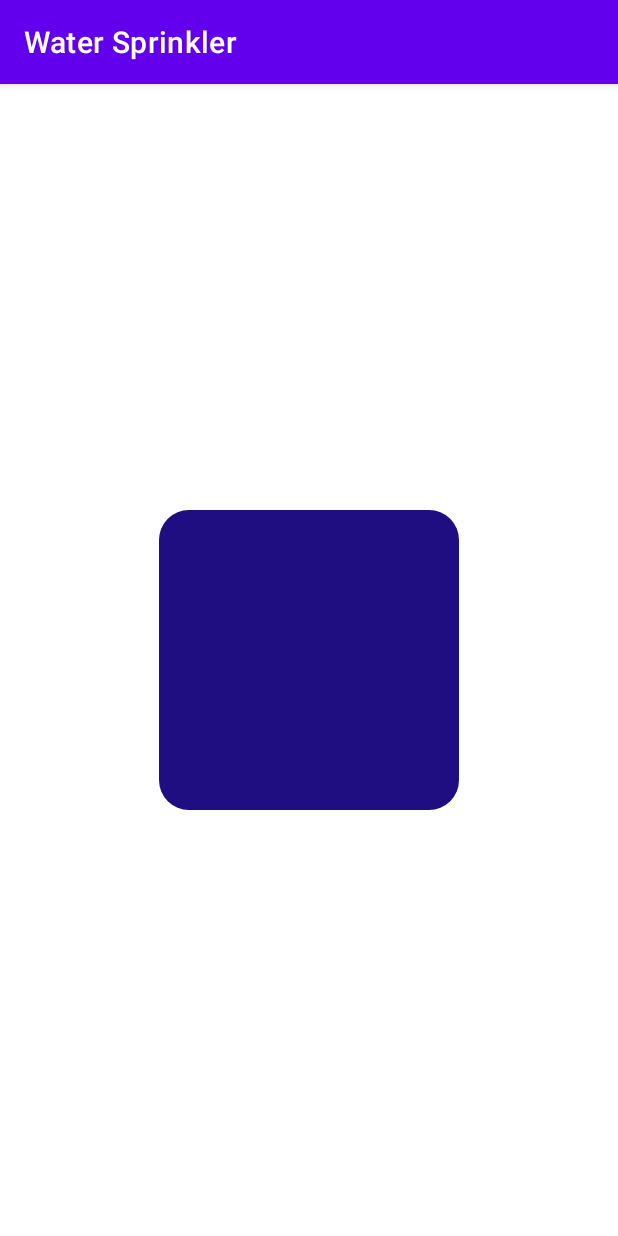
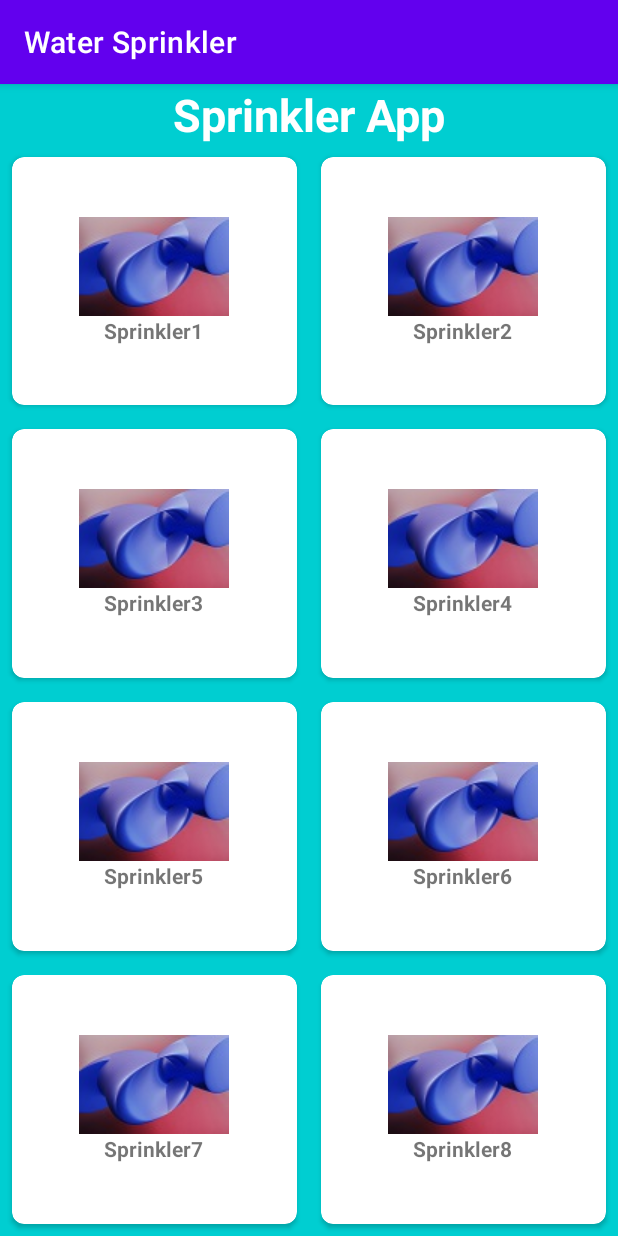
Before and after one commit to sourabhsrj/watersprinkler, an Android app: the screen it shows after launch (MainActivity before the commit, HomeActivity after it), on a phone screen of 412 x 824 dp. Run offline under Robolectric (Android 15) with nearby library versions, the phone set to English and light mode, and no system bars.

Commit message:
Home Page Commit Commit

```diff
--- a/app/src/main/AndroidManifest.xml
+++ b/app/src/main/AndroidManifest.xml
@@ -9,7 +9,7 @@
         android:roundIcon="@mipmap/ic_launcher_round"
         android:supportsRtl="true"
         android:theme="@style/Theme.WaterSprinkler">
-        <activity android:name=".MainActivity">
+        <activity android:name=".HomeActivity">
             <intent-filter>
                 <action android:name="android.intent.action.MAIN" />
 
--- a/app/src/main/java/com/example/watersprinkler/MainActivity.java
+++ b/app/src/main/java/com/example/watersprinkler/HomeActivity.java
@@ -4,11 +4,11 @@ import androidx.appcompat.app.AppCompatActivity;
 
 import android.os.Bundle;
 
-public class MainActivity extends AppCompatActivity {
+public class HomeActivity extends AppCompatActivity {
 
     @Override
     protected void onCreate(Bundle savedInstanceState) {
         super.onCreate(savedInstanceState);
-        setContentView(R.layout.activity_main);
+        setContentView(R.layout.activity_home);
     }
 }
--- a/app/src/main/res/drawable/box.xml
+++ b/app/src/main/res/drawable/box.xml
@@ -2,7 +2,7 @@
 <selector xmlns:android="http://schemas.android.com/apk/res/android">
     <item>
         <shape android:shape="rectangle">
-            <solid android:color="#1f0e81" />
+            <solid android:color="#AFE1AF" />
             <corners android:radius="20dp" />
         </shape>
     </item>
--- /dev/null
+++ b/app/src/main/res/layout/activity_home.xml
@@ -0,0 +1,304 @@
+<?xml version="1.0" encoding="utf-8"?>
+<RelativeLayout xmlns:android="http://schemas.android.com/apk/res/android"
+    xmlns:app="http://schemas.android.com/apk/res-auto"
+    xmlns:tools="http://schemas.android.com/tools"
+    android:layout_width="match_parent"
+    android:layout_height="match_parent"
+    android:background="#00CED1"
+    tools:context=".HomeActivity">
+
+    <TextView
+        android:id="@+id/title_view"
+        android:layout_width="wrap_content"
+        android:layout_height="wrap_content"
+        android:layout_centerHorizontal="true"
+        android:text="Sprinkler App"
+        android:textColor="@color/white"
+        android:textSize="30sp"
+        android:textStyle="bold"
+        />
+    <GridLayout
+        android:layout_width="match_parent"
+        android:layout_height="match_parent"
+        android:layout_below="@id/title_view"
+        android:rowCount="4"
+        android:columnCount="2"
+        >
+        <androidx.cardview.widget.CardView
+            android:layout_width="wrap_content"
+            android:layout_height="wrap_content"
+            android:layout_row="0"
+            android:layout_column="0"
+            android:layout_gravity="fill"
+            android:layout_rowWeight="1"
+            android:layout_columnWeight="1"
+            android:layout_margin="8dp"
+            app:cardCornerRadius="8dp"
+            android:elevation="8dp"
+            >
+            <LinearLayout
+                android:layout_width="wrap_content"
+                android:layout_height="wrap_content"
+                android:orientation="vertical"
+                android:gravity="center"
+                android:layout_gravity="center_vertical|center_horizontal">
+
+                <ImageView
+                    android:layout_width="wrap_content"
+                    android:layout_height="wrap_content"
+                    android:src="@drawable/image"
+                    />
+                <TextView
+                    android:layout_width="wrap_content"
+                    android:layout_height="wrap_content"
+                    android:text="Sprinkler1"
+                    android:textStyle="bold"
+                    android:textAlignment="center"
+                    />
+            </LinearLayout>
+
+        </androidx.cardview.widget.CardView>
+        <androidx.cardview.widget.CardView
+            android:layout_width="wrap_content"
+            android:layout_height="wrap_content"
+            android:layout_row="0"
+            android:layout_column="1"
+            android:layout_gravity="fill"
+            android:layout_rowWeight="1"
+            android:layout_columnWeight="1"
+            android:layout_margin="8dp"
+            app:cardCornerRadius="8dp"
+            android:elevation="8dp"
+            >
+            <LinearLayout
+                android:layout_width="wrap_content"
+                android:layout_height="wrap_content"
+                android:orientation="vertical"
+                android:gravity="center"
+                android:layout_gravity="center_vertical|center_horizontal">
+
+                <ImageView
+                    android:layout_width="wrap_content"
+                    android:layout_height="wrap_content"
+                    android:src="@drawable/image"
+                    />
+                <TextView
+                    android:layout_width="wrap_content"
+                    android:layout_height="wrap_content"
+                    android:text="Sprinkler2"
+                    android:textStyle="bold"
+                    android:textAlignment="center"
+                    />
+            </LinearLayout>
+
+        </androidx.cardview.widget.CardView>
+        <androidx.cardview.widget.CardView
+            android:layout_width="wrap_content"
+            android:layout_height="wrap_content"
+            android:layout_row="1"
+            android:layout_column="0"
+            android:layout_gravity="fill"
+            android:layout_rowWeight="1"
+            android:layout_columnWeight="1"
+            android:layout_margin="8dp"
+            app:cardCornerRadius="8dp"
+            android:elevation="8dp"
+            >
+            <LinearLayout
+                android:layout_width="wrap_content"
+                android:layout_height="wrap_content"
+                android:orientation="vertical"
+                android:gravity="center"
+                android:layout_gravity="center_vertical|center_horizontal">
+
+                <ImageView
+                    android:layout_width="wrap_content"
+                    android:layout_height="wrap_content"
+                    android:src="@drawable/image"
+                    />
+                <TextView
+                    android:layout_width="wrap_content"
+                    android:layout_height="wrap_content"
+                    android:text="Sprinkler3"
+                    android:textStyle="bold"
+                    android:textAlignment="center"
+                    />
+            </LinearLayout>
+
+        </androidx.cardview.widget.CardView>
+        <androidx.cardview.widget.CardView
+            android:layout_width="wrap_content"
+            android:layout_height="wrap_content"
+            android:layout_row="1"
+            android:layout_column="1"
+            android:layout_gravity="fill"
+            android:layout_rowWeight="1"
+            android:layout_columnWeight="1"
+            android:layout_margin="8dp"
+            app:cardCornerRadius="8dp"
+            android:elevation="8dp"
+            >
+            <LinearLayout
+                android:layout_width="wrap_content"
+                android:layout_height="wrap_content"
+                android:orientation="vertical"
+                android:gravity="center"
+                android:layout_gravity="center_vertical|center_horizontal">
+
+                <ImageView
+                    android:layout_width="wrap_content"
+                    android:layout_height="wrap_content"
+                    android:src="@drawable/image"
+                    />
+                <TextView
+                    android:layout_width="wrap_content"
+                    android:layout_height="wrap_content"
+                    android:text="Sprinkler4"
+                    android:textStyle="bold"
+                    android:textAlignment="center"
+                    />
+            </LinearLayout>
+
+        </androidx.cardview.widget.CardView>
+        <androidx.cardview.widget.CardView
+            android:layout_width="wrap_content"
+            android:layout_height="wrap_content"
+            android:layout_row="2"
+            android:layout_column="0"
+            android:layout_gravity="fill"
+            android:layout_rowWeight="1"
+            android:layout_columnWeight="1"
+            android:layout_margin="8dp"
+            app:cardCornerRadius="8dp"
+            android:elevation="8dp"
+            >
+            <LinearLayout
+                android:layout_width="wrap_content"
+                android:layout_height="wrap_content"
+                android:orientation="vertical"
+                android:gravity="center"
+                android:layout_gravity="center_vertical|center_horizontal">
+
+                <ImageView
+                    android:layout_width="wrap_content"
+                    android:layout_height="wrap_content"
+                    android:src="@drawable/image"
+                    />
+                <TextView
+                    android:layout_width="wrap_content"
+                    android:layout_height="wrap_content"
+                    android:text="Sprinkler5"
+                    android:textStyle="bold"
+                    android:textAlignment="center"
+                    />
+            </LinearLayout>
+
+        </androidx.cardview.widget.CardView>
+        <androidx.cardview.widget.CardView
+            android:layout_width="wrap_content"
+            android:layout_height="wrap_content"
+            android:layout_row="2"
+            android:layout_column="1"
+            android:layout_gravity="fill"
+            android:layout_rowWeight="1"
+            android:layout_columnWeight="1"
+            android:layout_margin="8dp"
+            app:cardCornerRadius="8dp"
+            android:elevation="8dp"
+            >
+            <LinearLayout
+                android:layout_width="wrap_content"
+                android:layout_height="wrap_content"
+                android:orientation="vertical"
+                android:gravity="center"
+                android:layout_gravity="center_vertical|center_horizontal">
+
+                <ImageView
+                    android:layout_width="wrap_content"
+                    android:layout_height="wrap_content"
+                    android:src="@drawable/image"
+                    />
+                <TextView
+                    android:layout_width="wrap_content"
+                    android:layout_height="wrap_content"
+                    android:text="Sprinkler6"
+                    android:textStyle="bold"
+                    android:textAlignment="center"
+                    />
+            </LinearLayout>
+
+        </androidx.cardview.widget.CardView>
+        <androidx.cardview.widget.CardView
+            android:layout_width="wrap_content"
+            android:layout_height="wrap_content"
+            android:layout_row="3"
+            android:layout_column="0"
+            android:layout_gravity="fill"
+            android:layout_rowWeight="1"
+            android:layout_columnWeight="1"
+            android:layout_margin="8dp"
+            app:cardCornerRadius="8dp"
+            android:elevation="8dp"
+            >
+            <LinearLayout
+                android:layout_width="wrap_content"
+                android:layout_height="wrap_content"
+                android:orientation="vertical"
+                android:gravity="center"
+                android:layout_gravity="center_vertical|center_horizontal">
+
+                <ImageView
+                    android:layout_width="wrap_content"
+                    android:layout_height="wrap_content"
+                    android:src="@drawable/image"
+                    />
+                <TextView
+                    android:layout_width="wrap_content"
+                    android:layout_height="wrap_content"
+                    android:text="Sprinkler7"
+                    android:textStyle="bold"
+                    android:textAlignment="center"
+                    />
+            </LinearLayout>
+
+        </androidx.cardview.widget.CardView>
+        <androidx.cardview.widget.CardView
+            android:layout_width="wrap_content"
+            android:layout_height="wrap_content"
+            android:layout_row="3"
+            android:layout_column="1"
+            android:layout_gravity="fill"
+            android:layout_rowWeight="1"
+            android:layout_columnWeight="1"
+            android:layout_margin="8dp"
+            app:cardCornerRadius="8dp"
+            android:elevation="8dp"
+            >
+            <LinearLayout
+                android:layout_width="wrap_content"
+                android:layout_height="wrap_content"
+                android:orientation="vertical"
+                android:gravity="center"
+                android:layout_gravity="center_vertical|center_horizontal">
+
+                <ImageView
+                    android:layout_width="wrap_content"
+                    android:layout_height="wrap_content"
+                    android:src="@drawable/image"
+                    />
+                <TextView
+                    android:layout_width="wrap_content"
+                    android:layout_height="wrap_content"
+                    android:text="Sprinkler8"
+                    android:textStyle="bold"
+                    android:textAlignment="center"
+                    />
+            </LinearLayout>
+
+        </androidx.cardview.widget.CardView>
+
+
+
+    </GridLayout>
+
+</RelativeLayout>
--- a/app/src/main/res/layout/activity_main.xml
+++ /dev/null
@@ -1,19 +0,0 @@
-<?xml version="1.0" encoding="utf-8"?>
-<androidx.constraintlayout.widget.ConstraintLayout xmlns:android="http://schemas.android.com/apk/res/android"
-    xmlns:app="http://schemas.android.com/apk/res-auto"
-    xmlns:tools="http://schemas.android.com/tools"
-    android:layout_width="match_parent"
-    android:layout_height="match_parent"
-    tools:context=".MainActivity">
-
-    <TextView
-        android:layout_width="200dp"
-        android:layout_height="200dp"
-        android:background="@drawable/box"
-
-        app:layout_constraintBottom_toBottomOf="parent"
-        app:layout_constraintLeft_toLeftOf="parent"
-        app:layout_constraintRight_toRightOf="parent"
-        app:layout_constraintTop_toTopOf="parent" />
-
-</androidx.constraintlayout.widget.ConstraintLayout>
```
Also changed, not shown: app/src/main/res/drawable/back.png (added), app/src/main/res/drawable/image.jpg (added).
